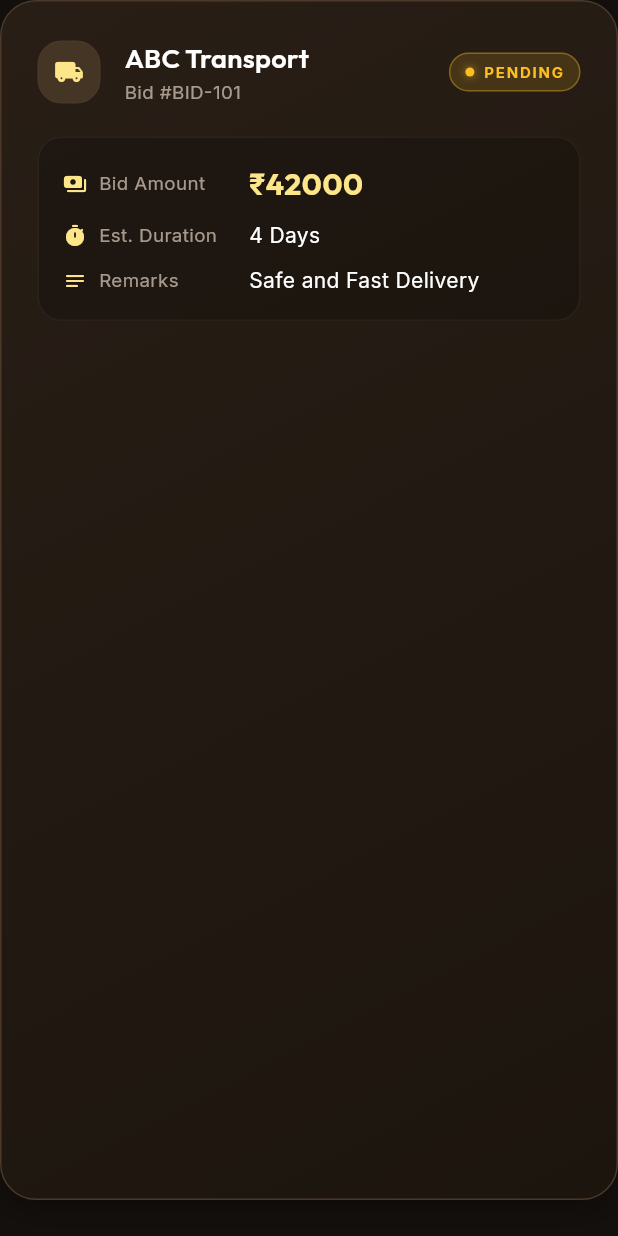
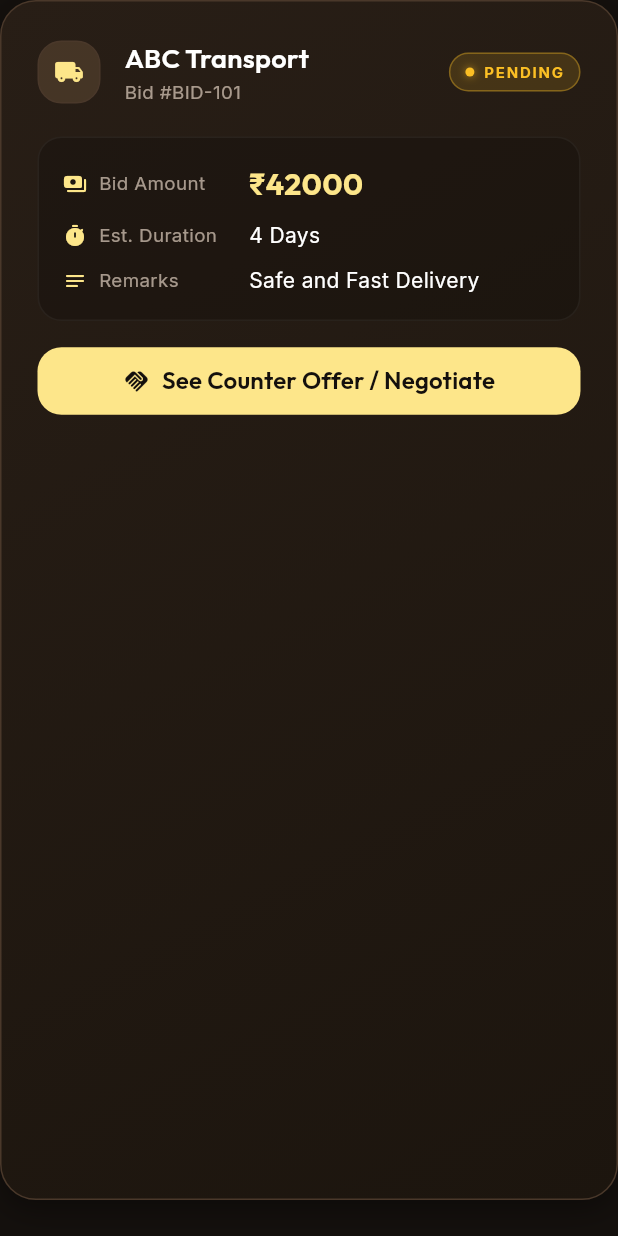
Before and after one commit to anshumaan2503/bidHaul, a Flutter app: the BidCard widget shown alone on an empty page, opened directly with sample values from the repository, on a phone screen of 412 x 824 dp. Run offline on Flutter 3.47's test engine with Material 3 defaults, Android fonts, the phone set to English and light mode, and no system bars; our stand-ins replace dio, flutter_local_notifications, flutter_svg, google_fonts, shared_preferences; missing offline and left inert: razorpay_flutter; accounts and stored records are empty; network calls fail.

Commit message:
feat: Connect Transporter My Bids cards to negotiation screen with visible company counter offer and response actions

```diff
--- a/frontend/lib/widgets/cards/bid_card.dart
+++ b/frontend/lib/widgets/cards/bid_card.dart
@@ -10,11 +10,18 @@ import '../common/base_glass_card.dart';
 import '../common/info_row.dart';
 
 class BidCard extends StatelessWidget {
-  const BidCard({super.key, required this.bid, this.showActions = true, this.onTap});
+  const BidCard({
+    super.key,
+    required this.bid,
+    this.showActions = true,
+    this.onTap,
+    this.onNegotiate,
+  });
 
   final BidModel bid;
   final bool showActions;
   final VoidCallback? onTap;
+  final VoidCallback? onNegotiate;
 
   @override
   Widget build(BuildContext context) {
@@ -98,6 +105,28 @@ class BidCard extends StatelessWidget {
               ],
             ),
           ),
+          if (showActions || onNegotiate != null) ...[
+            const SizedBox(height: AppSpacing.md),
+            SizedBox(
+              width: double.infinity,
+              child: ElevatedButton.icon(
+                style: ElevatedButton.styleFrom(
+                  backgroundColor: AppColors.primaryCyan,
+                  foregroundColor: AppColors.darkMidnight,
+                  padding: const EdgeInsets.symmetric(vertical: 12),
+                  shape: RoundedRectangleBorder(
+                    borderRadius: AppRadius.md,
+                  ),
+                ),
+                onPressed: onNegotiate ?? onTap,
+                icon: const Icon(Icons.handshake_rounded, size: 18),
+                label: Text(
+                  "See Counter Offer / Negotiate",
+                  style: AppTypography.h3(color: AppColors.darkMidnight),
+                ),
+              ),
+            ),
+          ],
         ],
       ),
     );
```
Also changed, not shown: frontend/lib/screens/transporter/my_bids/my_bids_screen.dart (+16 -4 lines).
